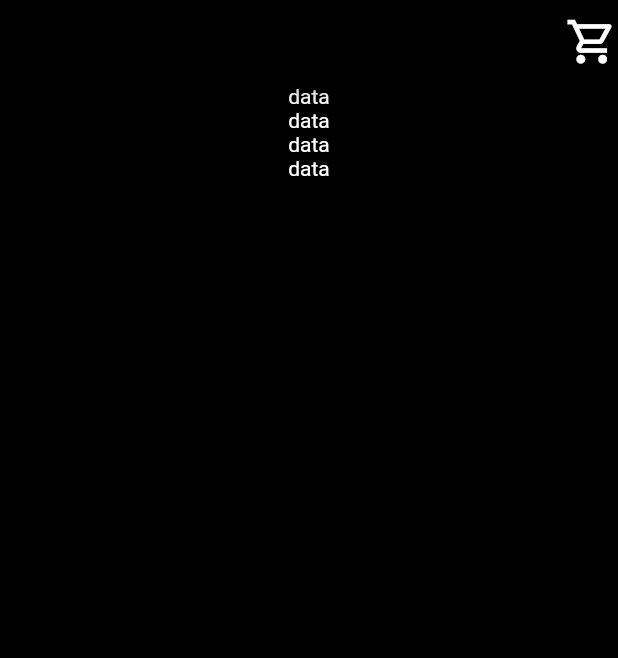
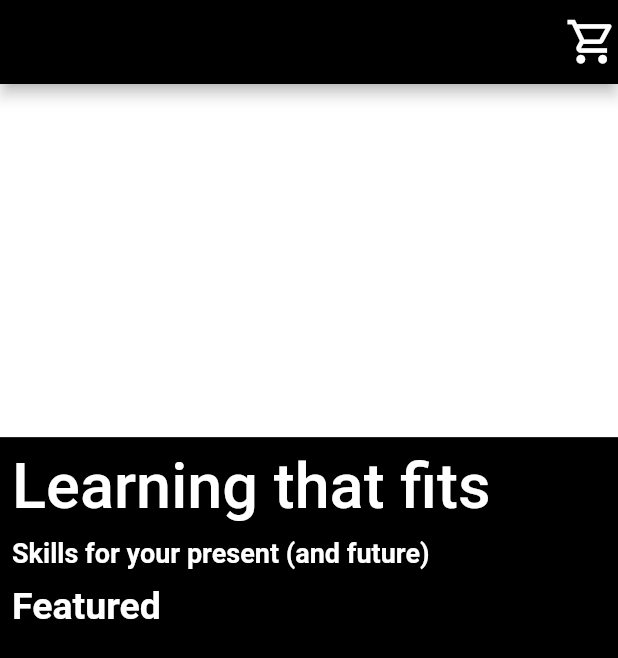
Before and after one commit to GabrielcDonato/Udemy, a Flutter app: the screen it shows after launch, on a phone screen of 412 x 824 dp. Shown: the top 658 px of the screen. Run offline on Flutter 3.47's test engine with Material 2 defaults, Android fonts, the phone set to English and light mode, and no system bars.

Commit message:
Feat:(HOME) introducte example texts in the home page

```diff
--- a/lib/modules/home/pages/home_page.dart
+++ b/lib/modules/home/pages/home_page.dart
@@ -24,22 +24,51 @@ class HomePage extends StatelessWidget {
         width: MediaQuery.of(context).size.width,
         color: const Color(0xFF000000),
         child: Column(
+          crossAxisAlignment: CrossAxisAlignment.start,
+          children: [
+            Container(
+                height: MediaQuery.of(context).size.height / 3.5,
+                width: MediaQuery.of(context).size.width,
+                color: Colors.white),
+            SingleChildScrollView(
+              child: Padding(
+                padding: const EdgeInsets.all(8.0),
+                child: Column(
+                  crossAxisAlignment: CrossAxisAlignment.start,
                   children: const [
                     Text(
-              'data',
-              style: TextStyle(color: Colors.white),
+                      'Learning that fits',
+                      style: TextStyle(
+                        color: Colors.white,
+                        fontSize: 42,
+                        fontWeight: FontWeight.w500,
+                      ),
+                    ),
+                    SizedBox(
+                      height: 10,
                     ),
                     Text(
-              'data',
-              style: TextStyle(color: Colors.white),
+                      'Skills for your present (and future)',
+                      style: TextStyle(
+                        color: Colors.white,
+                        fontSize: 18,
+                        fontWeight: FontWeight.w600,
+                      ),
+                    ),
+                    SizedBox(
+                      height: 10,
                     ),
                     Text(
-              'data',
-              style: TextStyle(color: Colors.white),
+                      'Featured',
+                      style: TextStyle(
+                        color: Colors.white,
+                        fontSize: 25,
+                        fontWeight: FontWeight.bold,
                       ),
-            Text(
-              'data',
-              style: TextStyle(color: Colors.white),
+                    ),
+                  ],
+                ),
+              ),
             ),
           ],
         ),
```
Lines whose indentation alone changed are shown as unchanged.
